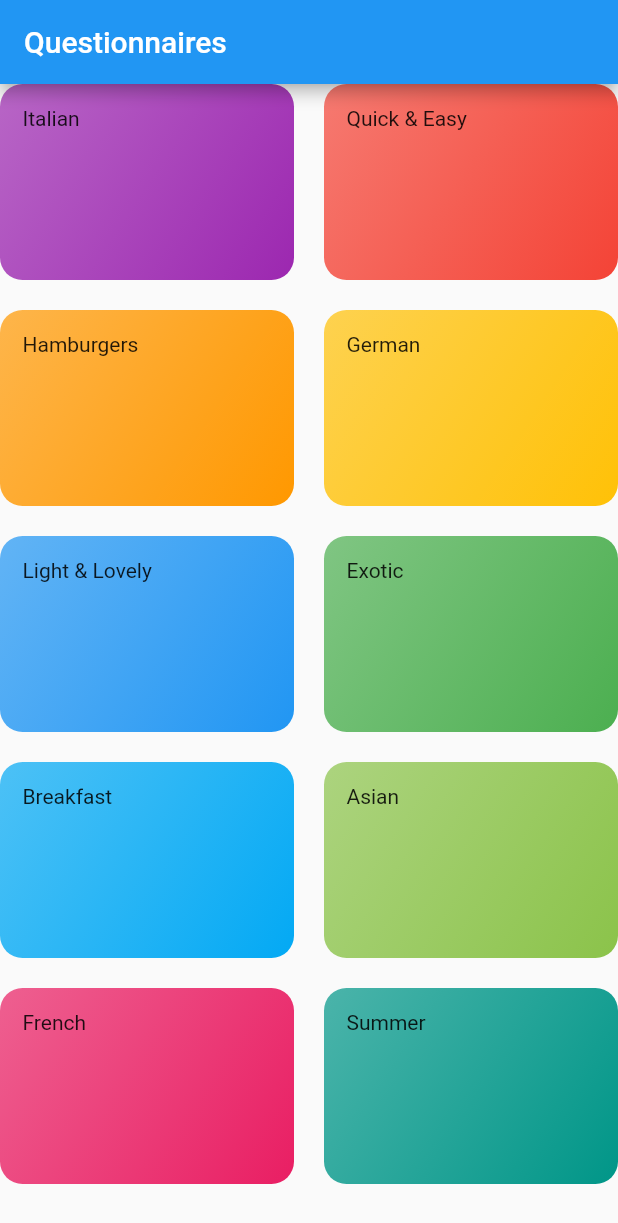
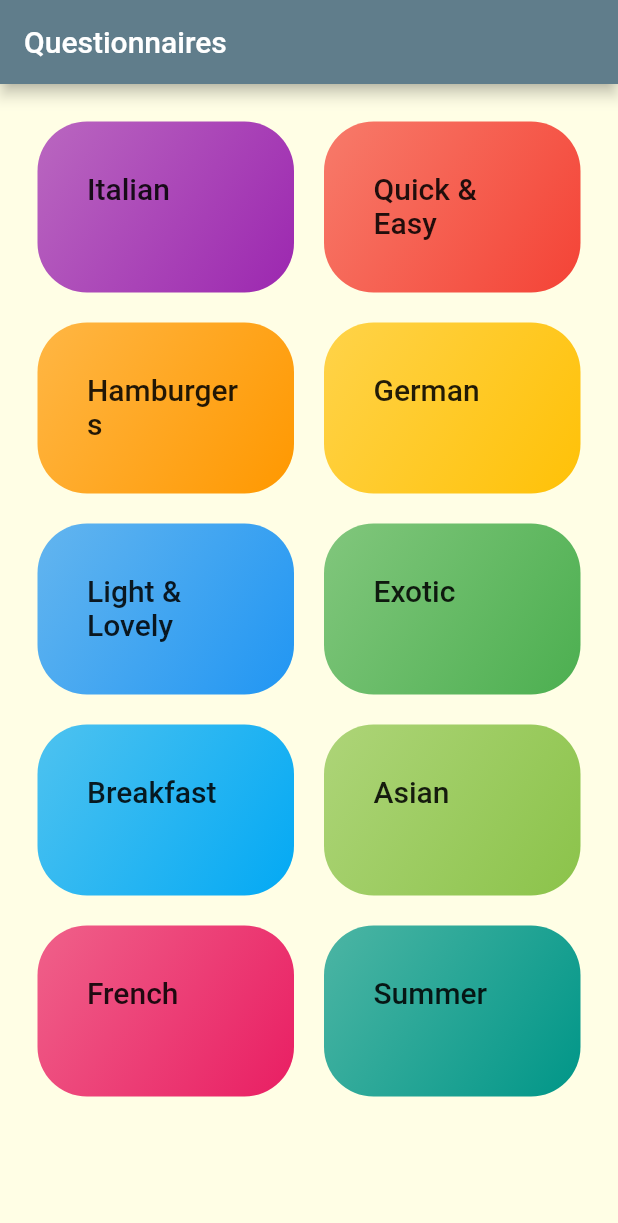
Before and after one commit to genakogan/app_development, a Flutter app: the screen it shows after launch, on a phone screen of 412 x 824 dp. Shown: the top 1223 px of the screen. Run offline on Flutter 3.47's test engine with Material 2 defaults, Android fonts, the phone set to English and light mode, and no system bars.

Commit message:
Questionnaire screen

```diff
--- a/questionnaires_app/lib/dummy_data.dart
+++ b/questionnaires_app/lib/dummy_data.dart
@@ -1,5 +1,4 @@
 import 'package:flutter/material.dart';
-
 import './models/questionnaire.dart';
 
 const DUMMY_CATEGORIES = const [
--- a/questionnaires_app/lib/main.dart
+++ b/questionnaires_app/lib/main.dart
@@ -9,14 +9,29 @@ class MyApp extends StatelessWidget {
     return MaterialApp(
       title: 'Questionnaires',
       theme: ThemeData(
-        primarySwatch: Colors.blue,
+        canvasColor: Color.fromRGBO(255, 254, 229, 1),
+        textTheme: ThemeData.light().textTheme.copyWith(
+            bodyLarge: TextStyle(
+              color: Color.fromRGBO(20, 51, 51, 1),
+            ),
+            bodyMedium: TextStyle(
+              color: Color.fromRGBO(20, 51, 51, 1),
+            ),
+            titleMedium: TextStyle(
+              fontSize: 20,
+              fontFamily: 'Raleway',
+              fontWeight: FontWeight.normal,
+            )),
+        colorScheme: ColorScheme.fromSwatch(primarySwatch: Colors.blueGrey)
+            .copyWith(secondary: Colors.amber),
       ),
       home: QuestionnairesScreen(),
     );
   }
 }
 
-class MyHomePage extends StatefulWidget {
+
+/*class MyHomePage extends StatefulWidget {
   @override
   _MyHomePageState createState() => _MyHomePageState();
 }
@@ -26,14 +41,14 @@ class _MyHomePageState extends State<MyHomePage> {
   Widget build(BuildContext context) {
     return Scaffold(
       appBar: AppBar(
-        title: Text('Questionnaires'),
+        title: Text('Questinnaires'),
       ),
       body: Center(
         child: Text('Navigation Time!'),
       ),
     );
   }
-}
+}*/
 
 
 //import 'package:questionnaires_app/result.dart';
--- /dev/null
+++ b/questionnaires_app/lib/questionnaire_item.dart
@@ -0,0 +1,46 @@
+import 'package:flutter/material.dart';
+import 'package:questionnaires_app/questionnaire_content.dart';
+
+class QuestionnaireItem extends StatelessWidget {
+  final String title;
+  final Color color;
+
+  QuestionnaireItem(this.title, this.color);
+
+  void selectQuestionnaire(BuildContext ctx) {
+    Navigator.of(ctx).push(
+      MaterialPageRoute(
+        builder: (_) {
+          return QuestionnaireContent();
+        },
+      ),
+    );
+  }
+
+  @override
+  Widget build(BuildContext context) {
+    return InkWell(
+      onTap: () => selectQuestionnaire(context),
+      splashColor: Theme.of(context).primaryColor,
+      borderRadius: BorderRadius.circular(15),
+      child: Container(
+        padding: const EdgeInsets.all(33),
+        child: Text(
+          title,
+          style: Theme.of(context).textTheme.headline6,
+        ),
+        decoration: BoxDecoration(
+          gradient: LinearGradient(
+            colors: [
+              color.withOpacity(0.7),
+              color,
+            ],
+            begin: Alignment.topLeft,
+            end: Alignment.bottomRight,
+          ),
+          borderRadius: BorderRadius.circular(33),
+        ),
+      ),
+    );
+  }
+}
--- a/questionnaires_app/lib/questionnaires_item.dart
+++ /dev/null
@@ -1,27 +0,0 @@
-import 'package:flutter/material.dart';
-
-class QuestionnairesItem extends StatelessWidget {
-  final String title;
-  final Color color;
-
-  QuestionnairesItem(this.title, this.color);
-
-  @override
-  Widget build(BuildContext context) {
-    return Container(
-      padding: const EdgeInsets.all(15),
-      child: Text(title),
-      decoration: BoxDecoration(
-        gradient: LinearGradient(
-          colors: [
-            color.withOpacity(0.7),
-            color,
-          ],
-          begin: Alignment.topLeft,
-          end: Alignment.bottomRight,
-        ),
-        borderRadius: BorderRadius.circular(15),
-      ),
-    );
-  }
-}
--- a/questionnaires_app/lib/questionnaires_screen.dart
+++ b/questionnaires_app/lib/questionnaires_screen.dart
@@ -1,6 +1,6 @@
 import 'package:flutter/material.dart';
 import './dummy_data.dart';
-import './questionnaires_item.dart';
+import 'questionnaire_item.dart';
 
 class QuestionnairesScreen extends StatelessWidget {
   @override
@@ -11,9 +11,11 @@ class QuestionnairesScreen extends StatelessWidget {
           'Questionnaires',
         ),
       ),
+      // ---------- GridView
       body: GridView(
+        padding: const EdgeInsets.all(25),
         children: DUMMY_CATEGORIES
-            .map((catData) => QuestionnairesItem(catData.title, catData.color))
+            .map((catData) => QuestionnaireItem(catData.title, catData.color))
             .toList(),
         gridDelegate: SliverGridDelegateWithMaxCrossAxisExtent(
           maxCrossAxisExtent: 200,
```
Also changed, not shown: questionnaires_app/lib/questionnaire_content.dart (added, +17 -0 lines), questionnaires_app/pubspec.yaml (+17 -6 lines), questionnaires_app/assets/fonts/Raleway-Black.ttf (added), questionnaires_app/assets/fonts/Raleway-Bold.ttf (added), questionnaires_app/assets/fonts/Raleway-Regular.ttf (added), questionnaires_app/assets/fonts/RobotoCondensed-Bold.ttf (added), questionnaires_app/assets/fonts/RobotoCondensed-Italic.ttf (added), questionnaires_app/assets/fonts/RobotoCondensed-Light.ttf (added), questionnaires_app/assets/fonts/RobotoCondensed-Regular.ttf (added).
